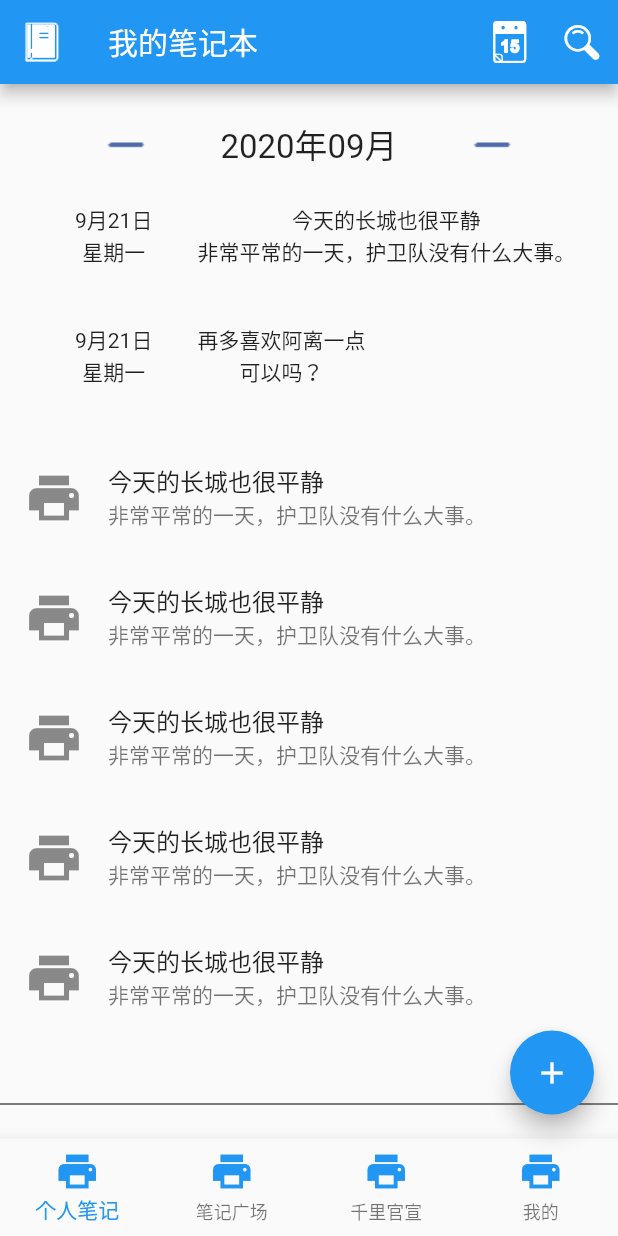
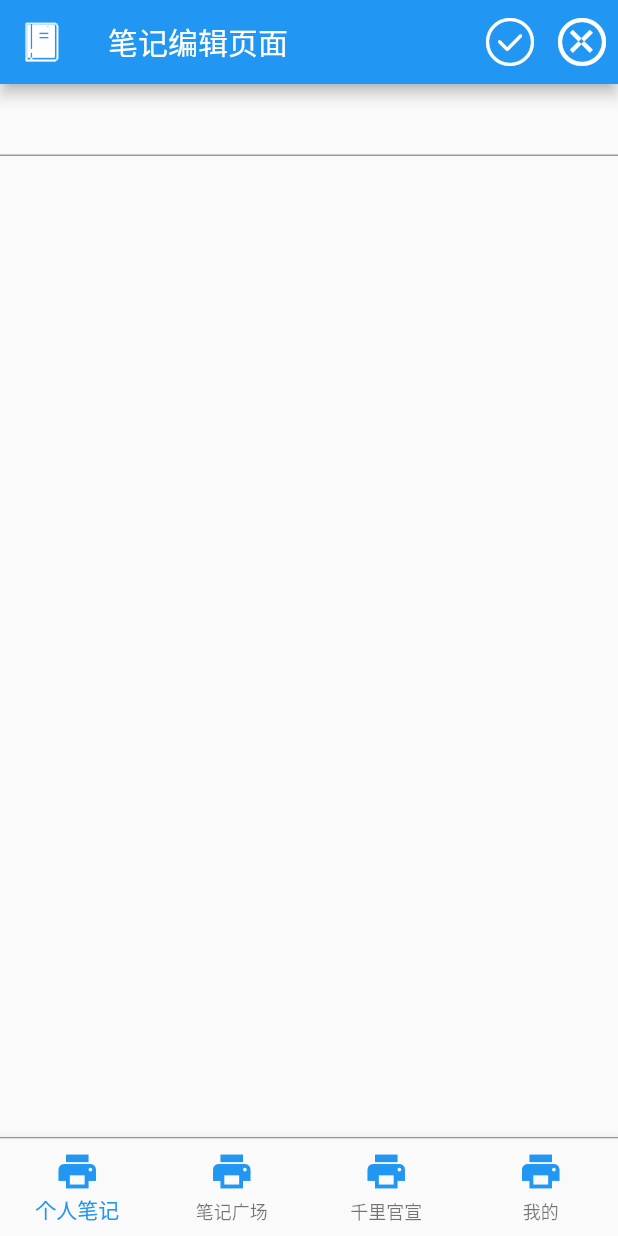
Before and after one commit to kukumarket/fonote_demo, a Flutter app: the MyNoteCatlogPage screen opened by its route, after a tap on the "add" icon, on a phone screen of 412 x 824 dp. Run offline on Flutter 3.47's test engine with Material 2 defaults, Android fonts, the phone set to English and light mode, and no system bars.

Commit message:
增加了编辑笔记页面

```diff
--- a/lib/main.dart
+++ b/lib/main.dart
@@ -2,6 +2,7 @@ import 'dart:async';
 import 'package:flutter/material.dart';
 import 'package:fonote_demo/second_page/mynotes.dart';
 import 'package:fonote_demo/second_page/mynotecatlog.dart';
+import 'package:fonote_demo/second_page/mynoteedit.dart';
 
 void main() {
   runApp(FooNoteApp());
@@ -37,7 +38,9 @@ class FooNoteApp extends StatelessWidget {
         '/page1': (BuildContext context) => new MyNotePage(),
         //此界面显示给定笔记本中的笔记列表
         '/page2': (BuildContext context) => new MyNoteCatlogPage(),
-        //'/page3':(BuildContext context) => new MyNoteEditPage(),//此界面显示指定笔记的编辑页面
+
+        '/page3': (BuildContext context) =>
+            new MyNoteEditPage(), //此界面显示指定笔记的编辑页面
       },
     );
   }
--- a/lib/second_page/mynotecatlog.dart
+++ b/lib/second_page/mynotecatlog.dart
@@ -35,7 +35,10 @@ class MyNoteCatlogPage extends StatelessWidget {
       ),
 
       floatingActionButton: FloatingActionButton(
-        onPressed: () {},
+        onPressed: () {
+          print("需要添加新的笔记内容。尝试跳转到页面 page3");
+          Navigator.of(context).pushNamed('/page3');
+        },
         tooltip: '添加新的笔记',
         child: Icon(Icons.add),
       ),
--- a/lib/second_page/mynoteedit.dart
+++ b/lib/second_page/mynoteedit.dart
@@ -0,0 +1,85 @@
+// import 'dart:ui';
+
+import 'package:flutter/material.dart';
+import 'package:fonote_demo/tools/tools.dart';
+
+class MyNoteEditPage extends StatelessWidget {
+  // Default placeholder text
+  // ScrollController _controller = new ScrollController(); // 定义用于笔记本列表的滚动控制器
+
+  @override
+  Widget build(BuildContext context) {
+    return Scaffold(
+      appBar: AppBar(
+        leading: Icon(IconData(0xe632, fontFamily: 'NoteIcons'), size: 32),
+        title: Text("笔记编辑页面"),
+        actions: <Widget>[
+          IconButton(
+            icon: Icon(IconData(0xe662, fontFamily: 'NoteIcons'), size: 32),
+            onPressed: () {},
+          ),
+          IconButton(
+            icon: Icon(IconData(0xe603, fontFamily: 'NoteIcons'), size: 32),
+            onPressed: () {},
+          )
+        ],
+      ),
+      body: MyNoteEditArea(),
+      // body: Container(
+      //   // child:
+      //   // GestureDetector(
+      //   // onTap: (){},
+      //   // child: MyNotesArea(),
+      //   // ),
+      //   child: (),
+      // ),
+
+      // floatingActionButton: FloatingActionButton(
+      //   onPressed: () {
+      //     print("需要添加新的笔记内容。尝试跳转到页面");
+      //   },
+      //   tooltip: '添加新的笔记',
+      //   child: Icon(Icons.add),
+      // ),
+      // This trailing comma makes auto-formatting nicer for build methods.
+
+      bottomNavigationBar: BottomNavigationBar(
+        items: [
+          getBottomNavigationBar(Icons.print, Colors.blue, 30, "个人笔记"),
+          getBottomNavigationBar(Icons.print, Colors.blue, 30, "笔记广场"),
+          getBottomNavigationBar(Icons.print, Colors.blue, 30, "千里官宣"),
+          getBottomNavigationBar(Icons.print, Colors.blue, 30, "我的"),
+        ],
+        type: BottomNavigationBarType.fixed,
+      ),
+    );
+  }
+}
+
+//////////////////////////////////////////
+///
+///
+
+class MyNoteEditArea extends StatefulWidget {
+  @override
+  State<MyNoteEditArea> createState() {
+    return new MyNoteEditState();
+  }
+}
+
+class MyNoteEditState extends State<MyNoteEditArea> {
+  @override
+  Widget build(BuildContext context) {
+    return Column(
+      children: [
+        TextField(),
+        Expanded(
+          // padding: EdgeInsets.all(8.0),
+          child: TextField(
+            maxLines: 36,
+          ),
+        ),
+      ],
+    );
+  }
+}
```
Also changed, not shown: assets/icon/iconfont.ttf.
